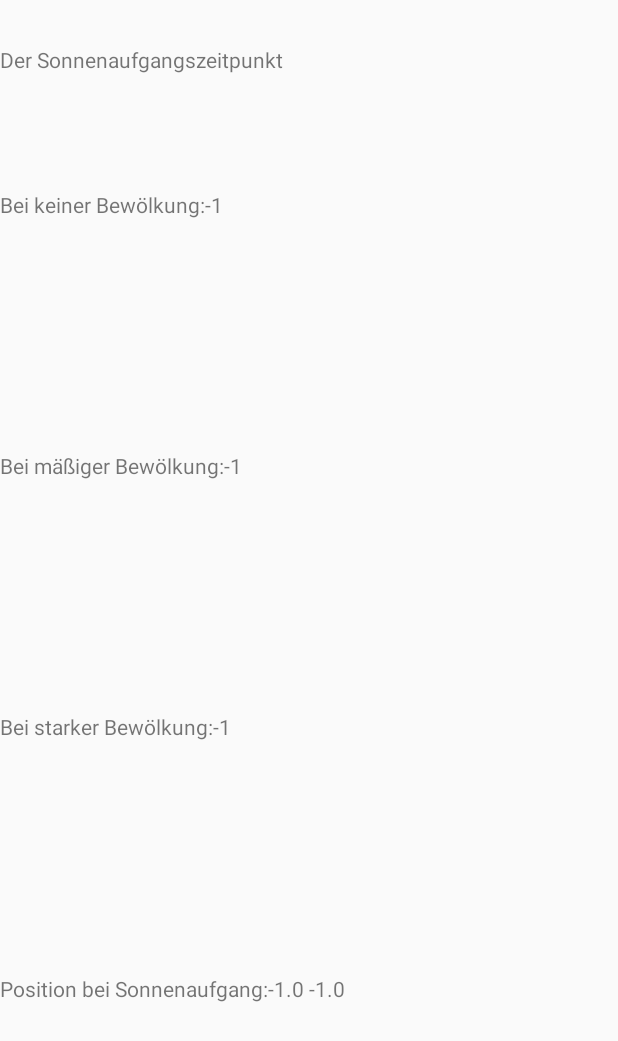
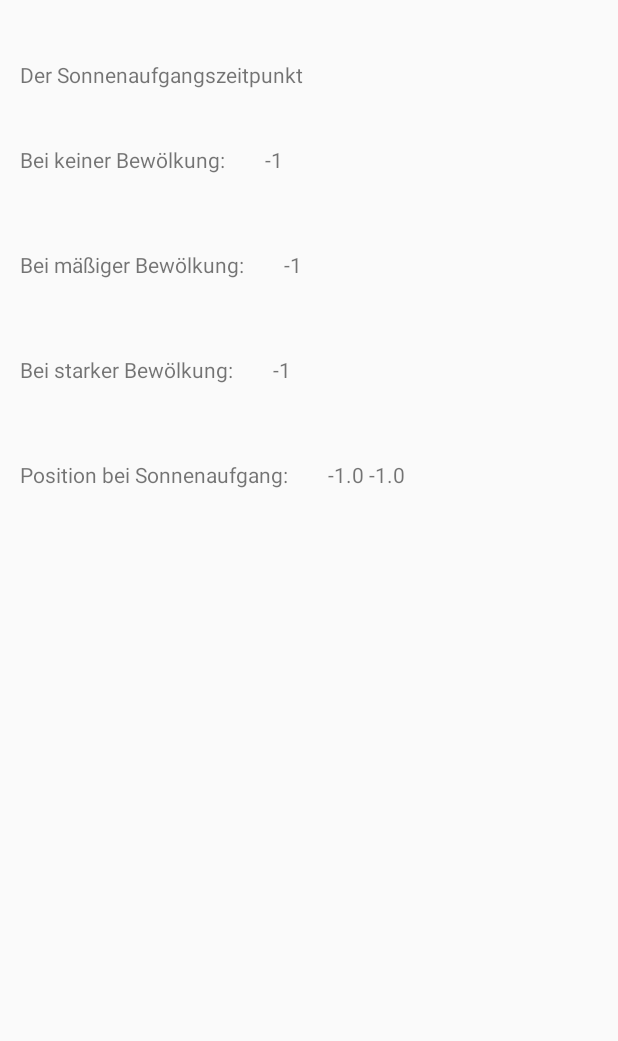
Before and after one commit to yannickhildebrandt/project-sunset, an Android app: the ResultScreen screen opened directly, with no data from a screen before it, on a phone screen of 412 x 824 dp. Shown: the top 1041 px of the screen. Run offline under Robolectric (Android 15) with nearby library versions, the light colour scheme and no system bars.

```diff
--- a/project-sunset/app/src/main/AndroidManifest.xml
+++ b/project-sunset/app/src/main/AndroidManifest.xml
@@ -17,7 +17,6 @@
             </intent-filter>
         </activity>
         <activity android:name=".SecondScreen" />
-        <activity android:name=".Calculator" />
         <activity android:name=".AddWaypointScreen" />
         <activity android:name=".ResultScreen"></activity>
     </application>
--- a/project-sunset/app/src/main/res/layout/result_screen.xml
+++ b/project-sunset/app/src/main/res/layout/result_screen.xml
@@ -8,76 +8,80 @@
         android:layout_height="wrap_content"
         android:id="@+id/resultScreenTitle"
         android:text="@string/resultSunsetTitle"
-        android:layout_weight="0.10"
-        android:layout_marginTop="30dp"
+        android:layout_marginTop="40dp"
+        android:layout_marginLeft="13dp"
         />
     <LinearLayout
         android:layout_width="wrap_content"
         android:layout_height="wrap_content"
         android:orientation="horizontal"
-        android:layout_weight="0.2">
+        android:layout_marginTop="24dp">
         <TextView
             android:layout_width="wrap_content"
             android:layout_height="wrap_content"
             android:id="@+id/noCloudsText"
             android:text="@string/textNoClouds"
-
+            android:layout_margin="13dp"
             />
         <TextView
             android:layout_width="wrap_content"
             android:layout_height="wrap_content"
             android:id="@+id/noCloudsResult"
+            android:layout_margin="13dp"
             />
     </LinearLayout>
     <LinearLayout
         android:layout_width="wrap_content"
         android:layout_height="wrap_content"
         android:orientation="horizontal"
-        android:layout_weight="0.2">
+        android:layout_marginTop="24dp">
         <TextView
             android:layout_width="wrap_content"
             android:layout_height="wrap_content"
             android:id="@+id/fewCloudsText"
             android:text="@string/textFewClouds"
-            />
+            android:layout_margin="13dp"/>
         <TextView
             android:layout_width="wrap_content"
             android:layout_height="wrap_content"
             android:id="@+id/fewCloudsResult"
+            android:layout_margin="13dp"
             />
         </LinearLayout>
     <LinearLayout
         android:layout_width="wrap_content"
         android:layout_height="wrap_content"
         android:orientation="horizontal"
-        android:layout_weight="0.2">
+        android:layout_marginTop="24dp">
         <TextView
             android:layout_width="wrap_content"
             android:layout_height="wrap_content"
             android:id="@+id/cloudsText"
-            android:text="@string/textClouds" />
+            android:text="@string/textClouds"
+            android:layout_margin="13dp"/>
         <TextView
         android:layout_width="wrap_content"
         android:layout_height="wrap_content"
-        android:id="@+id/cloudsResult" />
+        android:id="@+id/cloudsResult" android:layout_margin="13dp"/>
         </LinearLayout>
+
     <LinearLayout
         android:layout_width="wrap_content"
         android:layout_height="wrap_content"
         android:orientation="horizontal"
-        android:layout_weight="0.2">
+        android:layout_marginTop="24dp">
         <TextView
             android:layout_width="wrap_content"
             android:layout_height="wrap_content"
             android:id="@+id/positionText"
             android:text="@string/textPosition"
-            />
+            android:layout_margin="13dp"/>
         <TextView
-        android:layout_width="wrap_content"
-        android:layout_height="wrap_content"
-        android:id="@+id/positionResult"
-        />
-        </LinearLayout>
+            android:layout_width="wrap_content"
+            android:layout_height="wrap_content"
+            android:id="@+id/positionResult"
+            android:layout_margin="13dp" />
+    </LinearLayout>
 
 
 
--- a/project-sunset/app/src/main/res/values/strings.xml
+++ b/project-sunset/app/src/main/res/values/strings.xml
@@ -20,7 +20,7 @@
     <string name="textFewClouds">Bei mäßiger Bewölkung: </string>
     <string name="textClouds">Bei starker Bewölkung: </string>
     <string name="textPosition">Position bei Sonnenaufgang: </string>
-    <string name="buttonFavourite">Neuen Waypoint hinzufügen</string>
+    <string name="buttonFavourite">Neuen Waypoint speichern</string>
     <string name="buttonPickTime">Zeitpunkt festlegen</string>
     <string name="labelTimePicked">Zeitpunkt des Erreichens: </string>
     <string name="labelAddWaypointDescription">Fügen Sie einen Waypoint zu der Datenbank hinzu:</string>
```
Also changed, not shown: project-sunset/app/src/main/java/de/ur/mi/android/project_sunset/AddWaypointScreen.java (+11 -0 lines), project-sunset/app/src/main/java/de/ur/mi/android/project_sunset/Calculator.java (deleted, +0 -37 lines), project-sunset/app/src/main/java/de/ur/mi/android/project_sunset/MyDatabaseAdapter.java (+36 -12 lines), project-sunset/app/src/main/java/de/ur/mi/android/project_sunset/ResultObject.java (+11 -0 lines), project-sunset/app/src/main/java/de/ur/mi/android/project_sunset/ResultScreen.java (+19 -0 lines), project-sunset/app/src/main/java/de/ur/mi/android/project_sunset/SecondScreen.java (+33 -4 lines), project-sunset/app/src/main/java/de/ur/mi/android/project_sunset/WaypointObject.java (+13 -2 lines), project-sunset/app/src/main/res/layout/activity_result_screen.xml (deleted, +0 -9 lines).
